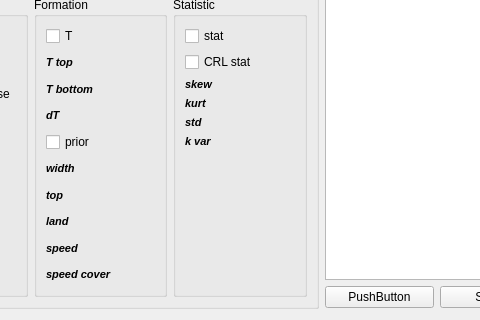
This is qt/random_param.ui in idergunoff/geovel_1.0 as Qt 5 draws it before an edit; both pictures show x 129 to 609 and y 388 to 708 of the 804 by 708 pixel window. The edited form follows.
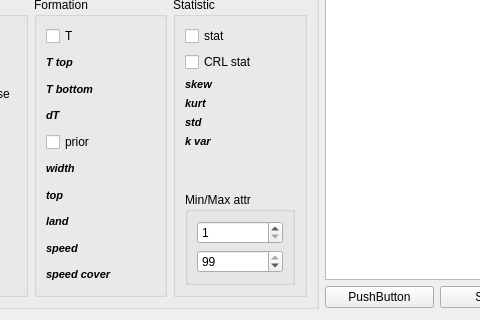
This is the edited form.

Commit message: random param - add not group attr param

```diff
--- a/qt/random_param.ui
+++ b/qt/random_param.ui
@@ -726,6 +726,35 @@
                </item>
               </layout>
              </item>
+             <item row="1" column="0">
+              <widget class="QGroupBox" name="groupBox_minmax_attr">
+               <property name="enabled">
+                <bool>true</bool>
+               </property>
+               <property name="title">
+                <string>Min/Max attr</string>
+               </property>
+               <layout class="QGridLayout" name="gridLayout_28">
+                <item row="0" column="0">
+                 <widget class="QSpinBox" name="spinBox_min_attr">
+                  <property name="minimum">
+                   <number>1</number>
+                  </property>
+                 </widget>
+                </item>
+                <item row="1" column="0">
+                 <widget class="QSpinBox" name="spinBox_max_attr">
+                  <property name="minimum">
+                   <number>1</number>
+                  </property>
+                  <property name="value">
+                   <number>99</number>
+                  </property>
+                 </widget>
+                </item>
+               </layout>
+              </widget>
+             </item>
             </layout>
            </widget>
           </item>
```
The commit also changes 2 other files.
